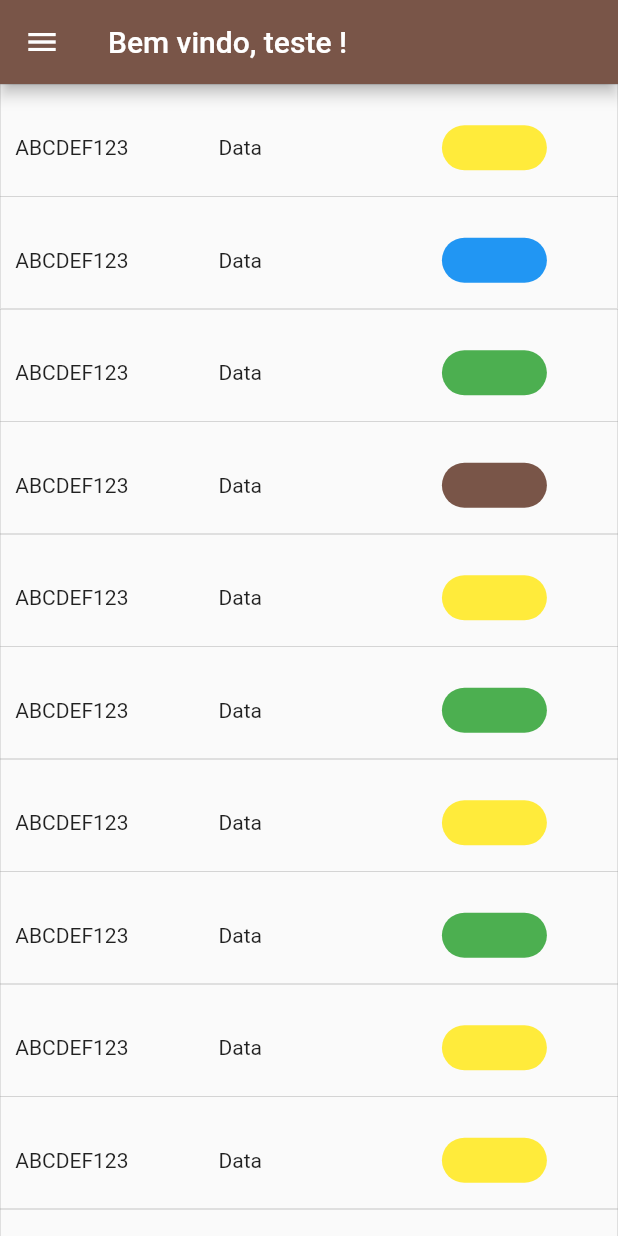
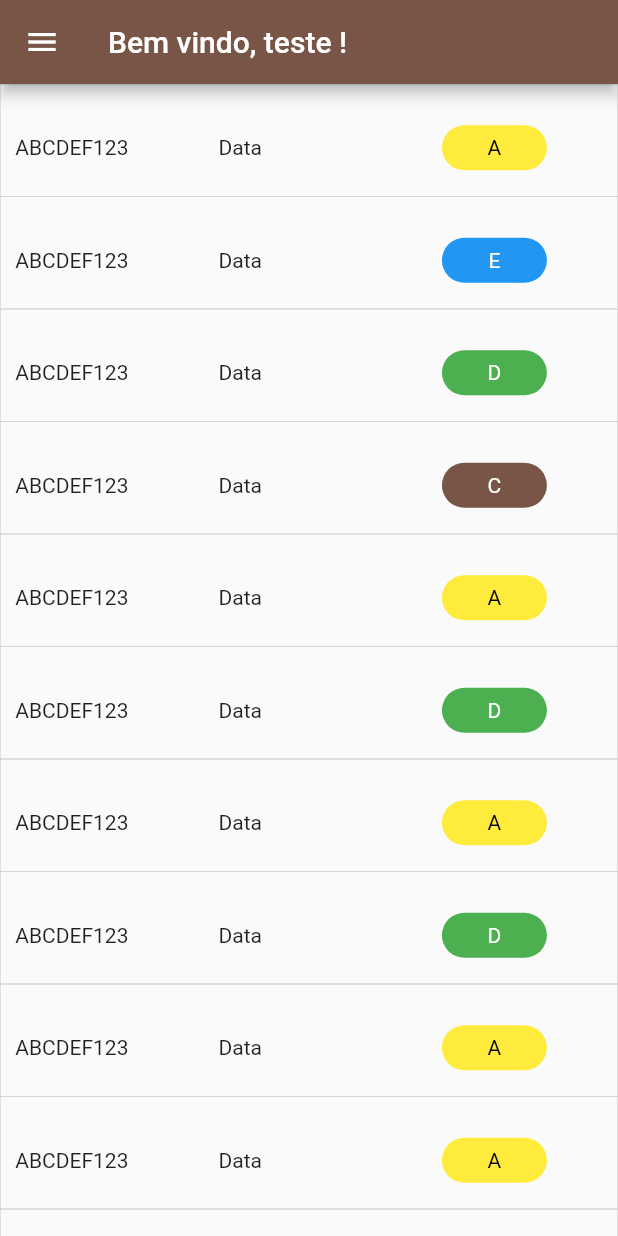
Before and after one commit to marceloarauj/DevMobile, a Flutter app: the ListaView screen opened directly, on a phone screen of 412 x 824 dp. Run offline on Flutter 3.47's test engine with Material 2 defaults, Android fonts, the phone set to English and light mode, and no system bars; our stand-ins replace camera.

```diff
--- a/lib/views/lista/vendas.dart
+++ b/lib/views/lista/vendas.dart
@@ -67,23 +67,26 @@ class Situacao extends StatelessWidget {
         borderRadius: BorderRadius.circular(30),
         color: cor()
       ),
+      child: Center(child:texto()),
     );
   }
 
   Color cor(){
-    if(tipo == Tipo.Disponivel){
-      return Colors.green;
+    if(tipo == Tipo.Disponivel){return Colors.green;}
+    if(tipo == Tipo.EmAndamento){return Colors.yellow;}
+    if(tipo == Tipo.Entregue){return Colors.blue;}
+    if(tipo == Tipo.EmColeta){return Colors.brown;}
+
+    return Colors.transparent;
+  }
+
+    Text texto(){
+    if(tipo == Tipo.Disponivel){return Text("D",style: TextStyle(color: Colors.white));}
+    if(tipo == Tipo.EmAndamento){return Text("A",style: TextStyle(color: Colors.black));}
+    if(tipo == Tipo.Entregue){return Text("E",style: TextStyle(color: Colors.white));}
+    if(tipo == Tipo.EmColeta){return Text("C",style: TextStyle(color: Colors.white));
     }
-    if(tipo == Tipo.EmAndamento){
-      return Colors.yellow;
-    }
-    if(tipo == Tipo.Entregue){
-      return Colors.blue;
-    }
-    if(tipo == Tipo.EmColeta){
-      return Colors.brown;
-    }
-    return Colors.transparent;
+    return Text("");
   }
 }
 
--- a/lib/views/venda/venda.dart
+++ b/lib/views/venda/venda.dart
@@ -65,6 +65,7 @@ class _NovaVenda extends State<NovaVenda> {
                           TextInputType.numberWithOptions(signed: false),
                       decoration: InputDecoration(
                           labelText: 'Valor do móvel',
+                          counterText: "",
                           prefixIcon: Icon(Icons.attach_money)),
                     ),
                   ),
```
Also changed, not shown: lib/views/venda/verda_services.dart (+25 -11 lines).
